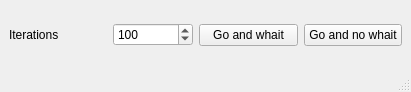
Before: the Qt Designer form src/mainwindow.ui in apalomer/progress_bar_crash_overflow_stack, drawn with Qt 5.
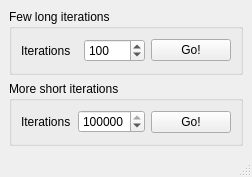
After: the same form once the commit is applied.

The edit to the form file:
```diff
--- a/src/mainwindow.ui
+++ b/src/mainwindow.ui
@@ -6,8 +6,8 @@
    <rect>
     <x>0</x>
     <y>0</y>
-    <width>411</width>
-    <height>92</height>
+    <width>252</width>
+    <height>177</height>
    </rect>
   </property>
   <property name="sizePolicy">
@@ -20,6 +20,63 @@
    <string>MainWindow</string>
   </property>
   <widget class="QWidget" name="centralwidget">
+   <layout class="QVBoxLayout" name="verticalLayout">
+    <item>
+     <widget class="QGroupBox" name="groupBox_2">
+      <property name="title">
+       <string>Few long iterations</string>
+      </property>
+      <layout class="QHBoxLayout" name="horizontalLayout_2">
+       <item>
+        <widget class="QLabel" name="label_2">
+         <property name="sizePolicy">
+          <sizepolicy hsizetype="Preferred" vsizetype="Expanding">
+           <horstretch>0</horstretch>
+           <verstretch>0</verstretch>
+          </sizepolicy>
+         </property>
+         <property name="maximumSize">
+          <size>
+           <width>16777215</width>
+           <height>100</height>
+          </size>
+         </property>
+         <property name="text">
+          <string>Iterations</string>
+         </property>
+        </widget>
+       </item>
+       <item>
+        <widget class="QSpinBox" name="long_spinBox">
+         <property name="maximumSize">
+          <size>
+           <width>80</width>
+           <height>16777215</height>
+          </size>
+         </property>
+         <property name="maximum">
+          <number>20000</number>
+         </property>
+         <property name="value">
+          <number>100</number>
+         </property>
+        </widget>
+       </item>
+       <item>
+        <widget class="QPushButton" name="long_pushButton">
+         <property name="text">
+          <string>Go!</string>
+         </property>
+        </widget>
+       </item>
+      </layout>
+     </widget>
+    </item>
+    <item>
+     <widget class="QGroupBox" name="groupBox">
+      <property name="title">
+       <string>More short iterations</string>
+      </property>
    <layout class="QHBoxLayout" name="horizontalLayout">
     <item>
      <widget class="QLabel" name="label">
@@ -49,25 +106,21 @@
        </size>
       </property>
       <property name="maximum">
-       <number>200000</number>
+          <number>20000000</number>
       </property>
       <property name="value">
-       <number>100</number>
+          <number>10000000</number>
       </property>
      </widget>
     </item>
     <item>
      <widget class="QPushButton" name="pushButton_whait">
       <property name="text">
-       <string>Go and whait</string>
+          <string>Go!</string>
       </property>
      </widget>
     </item>
-    <item>
-     <widget class="QPushButton" name="pushButton_nowhait">
-      <property name="text">
-       <string>Go and no whait</string>
-      </property>
+      </layout>
      </widget>
     </item>
    </layout>
```
Left out of the diff: 8 changed lines with no effect on the pictures. Lines whose indentation alone changed are shown as unchanged.
